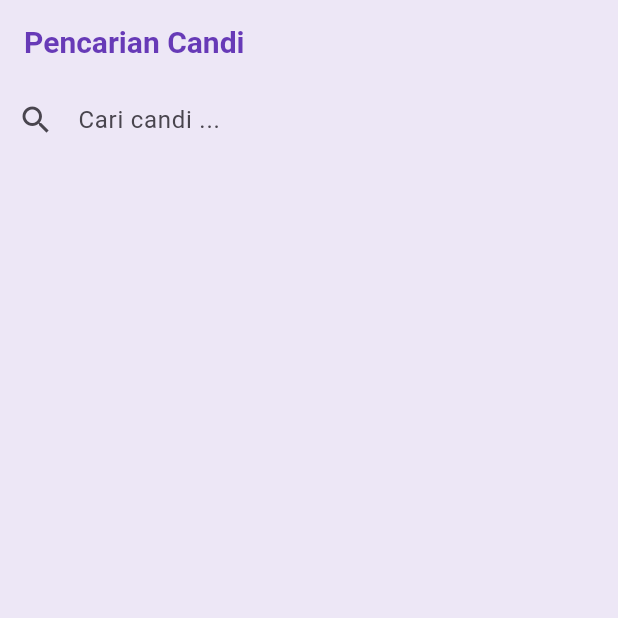
After one commit to Whydiki/wisata_candi_dikiwahyudi, a Flutter app: the screen it shows after launch, on a phone screen of 412 x 824 dp, the top half of it. The commit adds this screen. Run offline on Flutter 3.47's test engine with Material 2 defaults, Android fonts, the phone set to English and light mode, and no system bars; our stand-ins replace cached_network_image.

Commit message:
wisata candi

```diff
--- a/lib/main.dart
+++ b/lib/main.dart
@@ -4,6 +4,7 @@ import 'package:wisata_candi/screens/SignInScreen.dart';
 import 'package:wisata_candi/screens/SignUpScreen.dart';
 import 'package:wisata_candi/screens/detail_screen.dart';
 import 'package:wisata_candi/screens/profile_screen.dart';
+import 'package:wisata_candi/screens/search_screen.dart';
 
 void main() {
   runApp(const MyApp());
@@ -31,7 +32,8 @@ class MyApp extends StatelessWidget {
         ),
         useMaterial3: true,
       ),
-      home: SignUpScreen(),
+      home: SearchScreen(),
+      // home: SignUpScreen(),
       // home: DetailScreen(candi: candiList[0]),
     );
   }
--- /dev/null
+++ b/lib/screens/search_screen.dart
@@ -0,0 +1,52 @@
+import 'package:flutter/material.dart';
+import 'package:wisata_candi/models/candi.dart';
+
+class SearchScreen extends StatefulWidget {
+  const SearchScreen({super.key});
+
+  @override
+  State<SearchScreen> createState() => _SearchScreenState();
+}
+
+class _SearchScreenState extends State<SearchScreen> {
+  // TODO: 1. Deklarasikan variabel yang dibutuhkan
+  List<Candi> _filteredCandis = [];
+  String _searchQuery = '';
+  final TextEditingController _searchController = TextEditingController();
+
+  @override
+  Widget build(BuildContext context) {
+    return Scaffold(
+      // TODO: 2. Buat appbar dengan judul pencarian candi
+      appBar: AppBar(title: Text('Pencarian Candi',),),
+      // TODO: 3. Buat Body berupa Column
+      body: Column(
+        children: [
+          // TODO: 4. Buat TextField pencarian sebagai anak dari Column
+          Container(
+            child: TextField(
+              autofocus: false,
+                decoration: InputDecoration(
+                  hintText: 'Cari candi ...',
+                  prefixIcon: Icon(Icons.search),
+                  border: InputBorder.none,
+                  focusedBorder: OutlineInputBorder(
+                    borderSide: BorderSide(color: Colors.deepPurple),
+                  ),
+                  contentPadding: EdgeInsets.symmetric(
+                    horizontal: 16,
+                    vertical: 12,
+                  ),
+                )
+
+            ),
+          ),
+        ],
+      ),
+
+
+      // TODO: 5. Buat ListView hasil pencarian sebagai anak dari Column
+
+    );
+  }
+}
```
